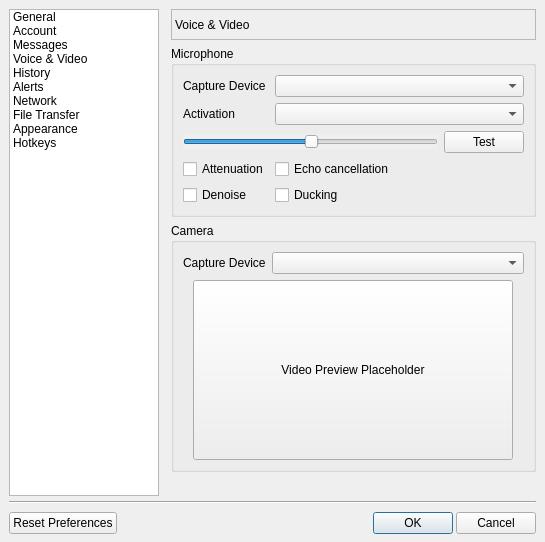
Before: the Qt Designer form sources/aformsettings.ui in murtisoft/lnmsgr, drawn with Qt 5.
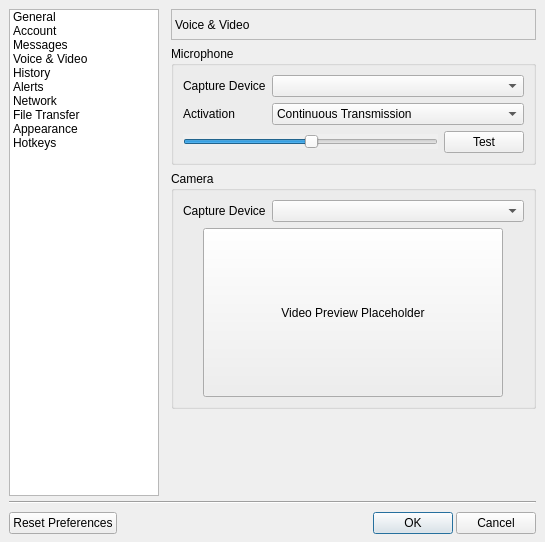
After: the same form once the commit is applied. The open tabs and pages were chosen to show the change.

```diff
--- a/sources/aformsettings.ui
+++ b/sources/aformsettings.ui
@@ -968,6 +968,21 @@
                 <height>0</height>
                </size>
               </property>
+              <item>
+               <property name="text">
+                <string>Continuous Transmission</string>
+               </property>
+              </item>
+              <item>
+               <property name="text">
+                <string>Push to Talk</string>
+               </property>
+              </item>
+              <item>
+               <property name="text">
+                <string>Voice Activity Threshold</string>
+               </property>
+              </item>
              </widget>
             </item>
             <item row="2" column="0" colspan="2">
@@ -997,34 +1012,6 @@
               </item>
              </layout>
             </item>
-            <item row="3" column="0">
-             <widget class="QCheckBox" name="chkAttenuation">
-              <property name="text">
-               <string>Attenuation</string>
-              </property>
-             </widget>
-            </item>
-            <item row="3" column="1">
-             <widget class="QCheckBox" name="chkCancellation">
-              <property name="text">
-               <string>Echo cancellation</string>
-              </property>
-             </widget>
-            </item>
-            <item row="4" column="0">
-             <widget class="QCheckBox" name="chkDenoise">
-              <property name="text">
-               <string>Denoise</string>
-              </property>
-             </widget>
-            </item>
-            <item row="4" column="1">
-             <widget class="QCheckBox" name="chkDucking">
-              <property name="text">
-               <string>Ducking</string>
-              </property>
-             </widget>
-            </item>
            </layout>
           </widget>
          </item>
@@ -1082,8 +1069,8 @@
                <widget class="QPushButton" name="pushButton_2">
                 <property name="minimumSize">
                  <size>
-                  <width>320</width>
-                  <height>180</height>
+                  <width>300</width>
+                  <height>169</height>
                  </size>
                 </property>
                 <property name="text">
```
Left out of the diff: 2 changed lines with no effect on the pictures.
